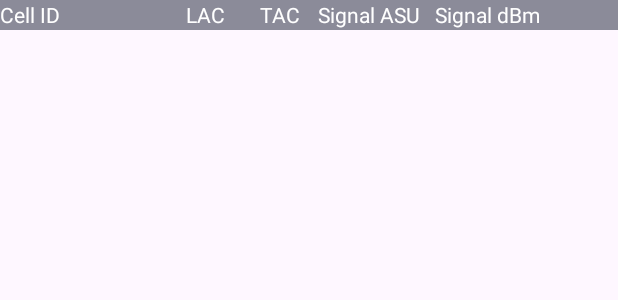
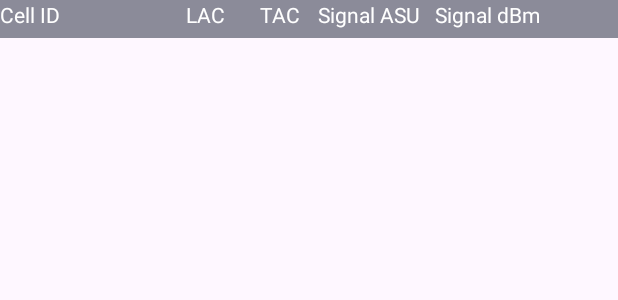
Before and after one commit to rstefek/MTE-Bakalarka-app, an Android app: the layout activity_cell_list.xml on its own in the app's theme, with its tools: preview values and no code run, on a phone screen of 412 x 824 dp. Shown: the top 300 px of the screen. Run offline under Robolectric (Android 15) with nearby library versions, the phone set to English and light mode, and no system bars; network calls fail.

Commit message:
Úprava zarovnání

```diff
--- a/app/src/main/res/layout/activity_cell_list.xml
+++ b/app/src/main/res/layout/activity_cell_list.xml
@@ -9,7 +9,7 @@
     <LinearLayout
         android:id="@+id/topHeader"
         android:layout_width="match_parent"
-        android:layout_height="20dp"
+        android:layout_height="@dimen/cell_list_item_height"
         android:background="@color/primary"
         android:orientation="horizontal"
         app:layout_constraintBottom_toTopOf="@+id/recycleView"
--- a/app/src/main/res/layout/view_row_cell_list.xml
+++ b/app/src/main/res/layout/view_row_cell_list.xml
@@ -30,13 +30,15 @@
         android:id="@+id/cellLac"
         android:layout_width="50dp"
         android:layout_height="match_parent"
-        android:text="" />
+        android:text=""
+        android:textAlignment="textEnd" />
 
     <TextView
         android:id="@+id/cellTac"
         android:layout_width="50dp"
         android:layout_height="match_parent"
-        android:text="" />
+        android:text=""
+        android:textAlignment="textEnd" />
 
     <TextView
         android:id="@+id/signalAsu"
--- a/app/src/main/res/values/dimen.xml
+++ b/app/src/main/res/values/dimen.xml
@@ -1,4 +1,4 @@
 <?xml version="1.0" encoding="utf-8"?>
 <resources>
-    <dimen name="cell_list_item_height">20dp</dimen>
+    <dimen name="cell_list_item_height">25dp</dimen>
 </resources>
```
